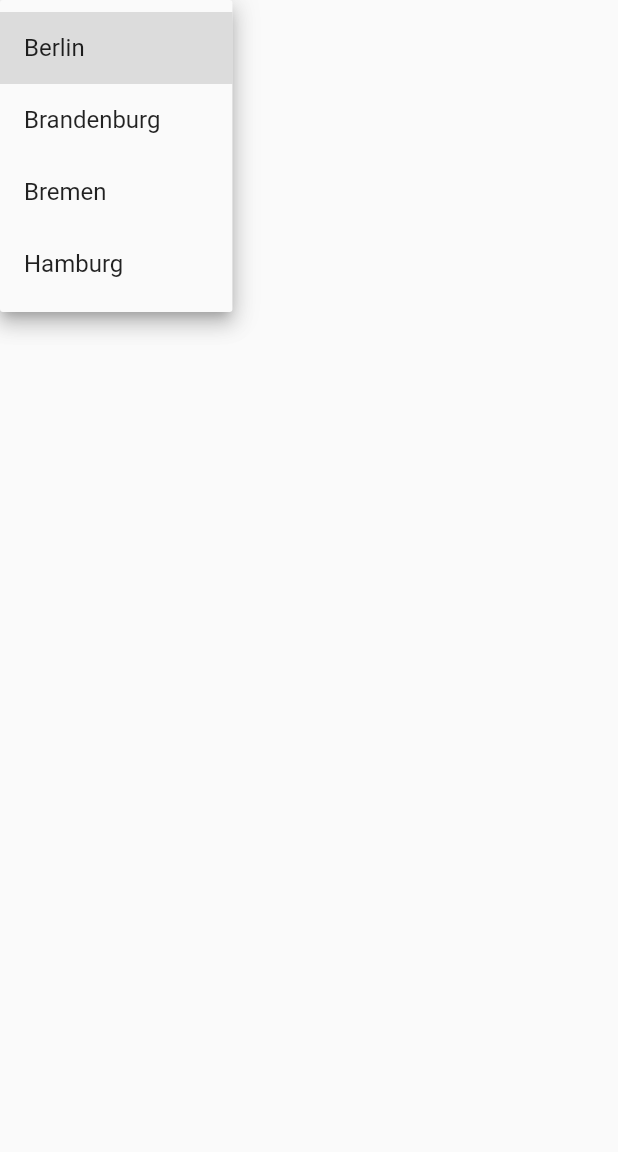
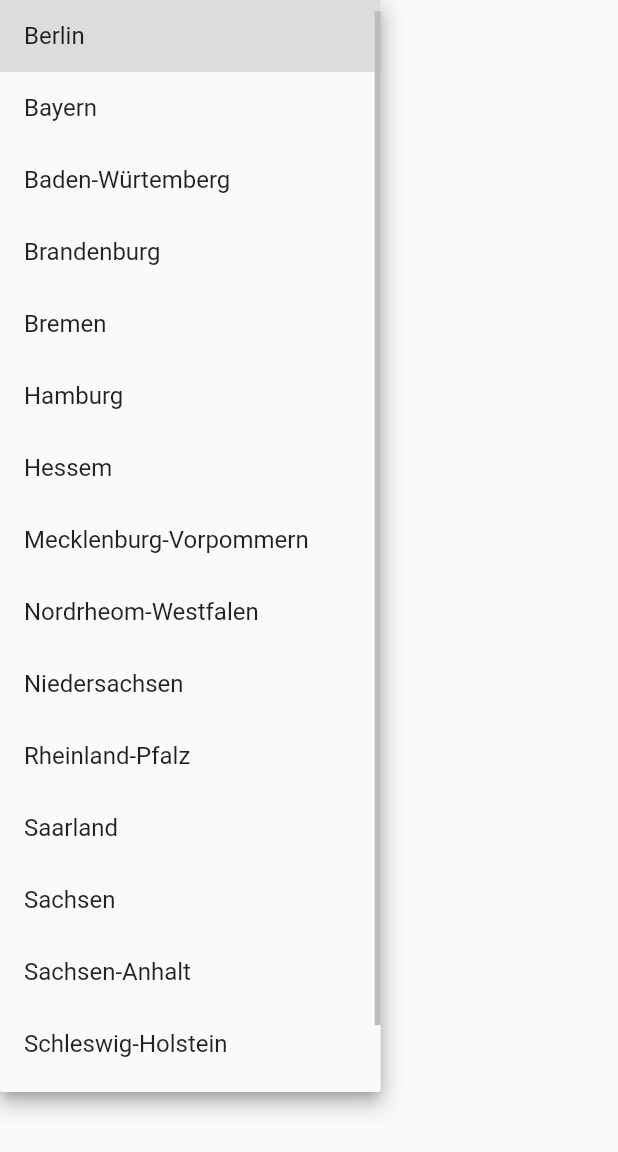
Before and after one commit to RuckyZucky/sdf-covid-app, a Flutter app: the FedStateFilter widget shown alone on an empty page, opened directly, after a tap on "Berlin", on a phone screen of 412 x 824 dp. Shown: the top 1152 px of the screen. Run offline on Flutter 3.47's test engine with Material 2 defaults, Android fonts, the light colour scheme and no system bars; our stand-ins replace fl_chart, flutter_bloc; missing offline and left inert: dart:html; network calls fail; statements that could not run were skipped.

Commit message:
Changes Fedstate

```diff
--- a/lib/pages/federalstates/widgets/state_filter/fed_states_drop.dart
+++ b/lib/pages/federalstates/widgets/state_filter/fed_states_drop.dart
@@ -20,10 +20,21 @@ class _FedStateFilterState extends State<FedStateFilter> {
 
     List<DropdownMenuItem<FederalState>> menuItems = [
       DropdownMenuItem(child: Text("Berlin"), value: FederalState.BE),
+      DropdownMenuItem(child: Text("Bayern"), value: FederalState.BY),
+      DropdownMenuItem(child: Text("Baden-Würtemberg"), value: FederalState.BW),
       DropdownMenuItem(child: Text("Brandenburg"), value: FederalState.BB),
       DropdownMenuItem(child: Text("Bremen"), value: FederalState.HB),
       DropdownMenuItem(child: Text("Hamburg"), value: FederalState.HH),
-
+      DropdownMenuItem(child: Text("Hessem"), value: FederalState.HE),
+      DropdownMenuItem(child: Text("Mecklenburg-Vorpommern"), value: FederalState.MV),
+      DropdownMenuItem(child: Text("Nordrheom-Westfalen"), value: FederalState.NW),
+      DropdownMenuItem(child: Text("Niedersachsen"), value: FederalState.NI),
+      DropdownMenuItem(child: Text("Rheinland-Pfalz"), value: FederalState.RP),
+      DropdownMenuItem(child: Text("Saarland"), value: FederalState.SL),
+      DropdownMenuItem(child: Text("Sachsen"), value: FederalState.SN),
+      DropdownMenuItem(child: Text("Sachsen-Anhalt"), value: FederalState.ST),
+      DropdownMenuItem(child: Text("Schleswig-Holstein"), value: FederalState.SH),
+      DropdownMenuItem(child: Text("Thüringen"), value: FederalState.TH)
     ];
 
 
```
